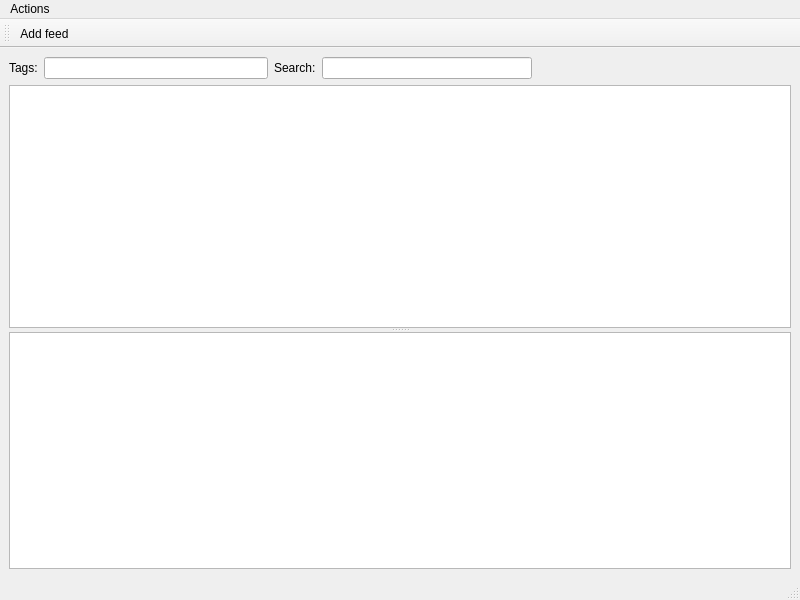
The window that src/plugins/aggregator/mainwindow.ui (0xd34df00d/leechcraft) describes before a commit, drawn with Qt 5.
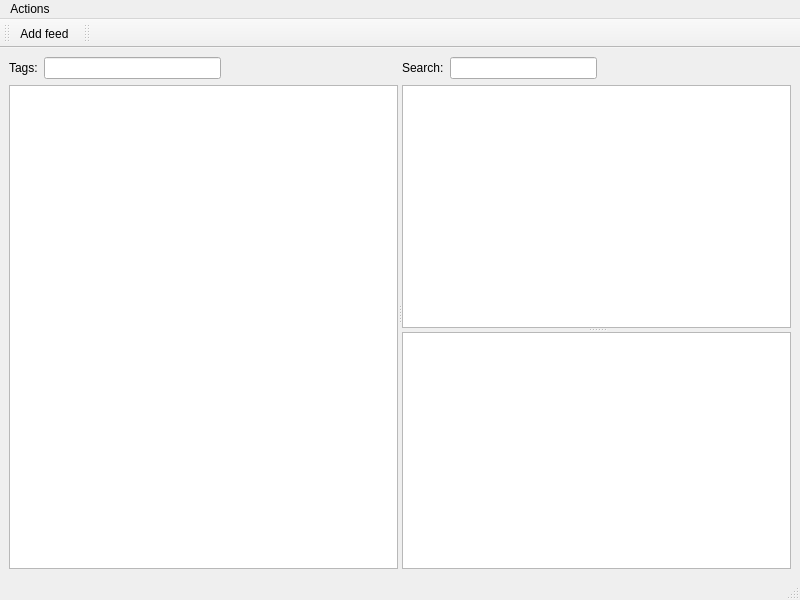
The same window after the commit. Icons and pictures are not drawn.

What changed in the file:
```diff
--- a/src/plugins/aggregator/mainwindow.ui
+++ b/src/plugins/aggregator/mainwindow.ui
@@ -16,16 +16,14 @@
    <iconset resource="resources.qrc" >:/resources/images/aggregator.png</iconset>
   </property>
   <widget class="QWidget" name="centralwidget" >
-   <layout class="QVBoxLayout" >
-    <item>
-     <widget class="QSplitter" name="splitter" >
+   <layout class="QGridLayout" >
+    <item row="0" column="0" >
+     <widget class="QSplitter" name="splitter_2" >
       <property name="orientation" >
-       <enum>Qt::Vertical</enum>
+       <enum>Qt::Horizontal</enum>
       </property>
       <widget class="QWidget" name="" >
        <layout class="QVBoxLayout" >
-        <item>
-         <layout class="QHBoxLayout" >
           <item>
            <layout class="QHBoxLayout" >
             <item>
@@ -38,8 +36,34 @@
             <item>
              <widget class="QLineEdit" name="TagsLine_" />
             </item>
-           </layout>
-          </item>
+          <item>
+           <spacer>
+            <property name="orientation" >
+             <enum>Qt::Horizontal</enum>
+            </property>
+            <property name="sizeHint" >
+             <size>
+              <width>40</width>
+              <height>20</height>
+             </size>
+            </property>
+           </spacer>
+          </item>
+         </layout>
+        </item>
+        <item>
+         <widget class="QTreeView" name="Feeds_" />
+        </item>
+       </layout>
+      </widget>
+      <widget class="QSplitter" name="splitter" >
+       <property name="orientation" >
+        <enum>Qt::Vertical</enum>
+       </property>
+       <widget class="QWidget" name="" >
+        <layout class="QVBoxLayout" >
+         <item>
+          <layout class="QHBoxLayout" >
           <item>
            <layout class="QHBoxLayout" >
             <item>
@@ -83,6 +107,7 @@
        </property>
       </widget>
      </widget>
+     </widget>
     </item>
    </layout>
   </widget>
@@ -116,6 +141,17 @@
    </attribute>
    <addaction name="ActionAddFeed_" />
   </widget>
+  <widget class="QToolBar" name="toolBar_2" >
+   <property name="windowTitle" >
+    <string>toolBar_2</string>
+   </property>
+   <attribute name="toolBarArea" >
+    <enum>TopToolBarArea</enum>
+   </attribute>
+   <attribute name="toolBarBreak" >
+    <bool>false</bool>
+   </attribute>
+  </widget>
   <action name="ActionAddFeed_" >
    <property name="icon" >
     <iconset resource="resources.qrc" >:/resources/images/rss-feed.png</iconset>
```
Lines whose indentation alone changed are shown as unchanged.
